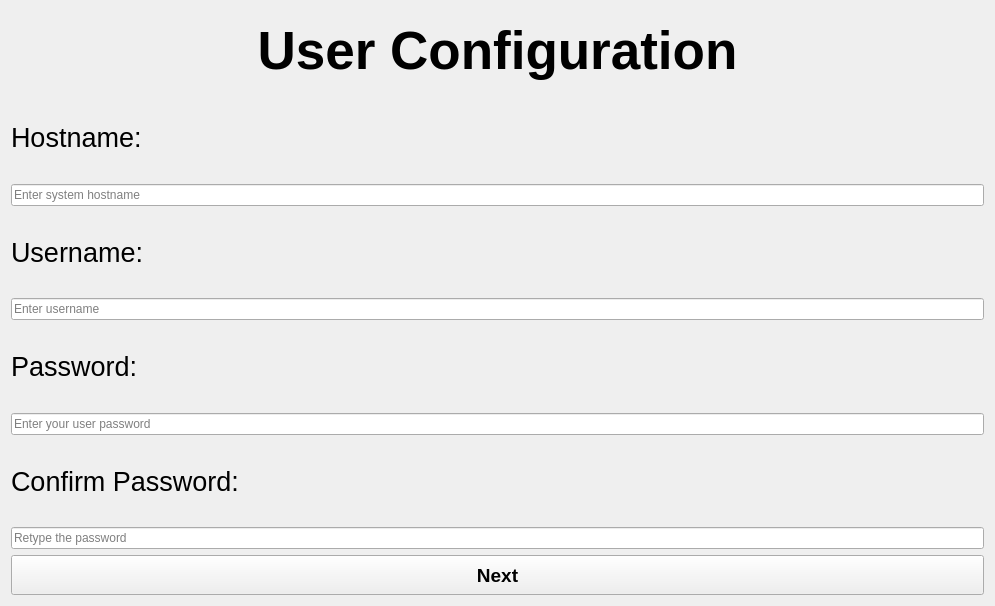
Qt form user.ui (n1cef/kraken_installer) before a commit.
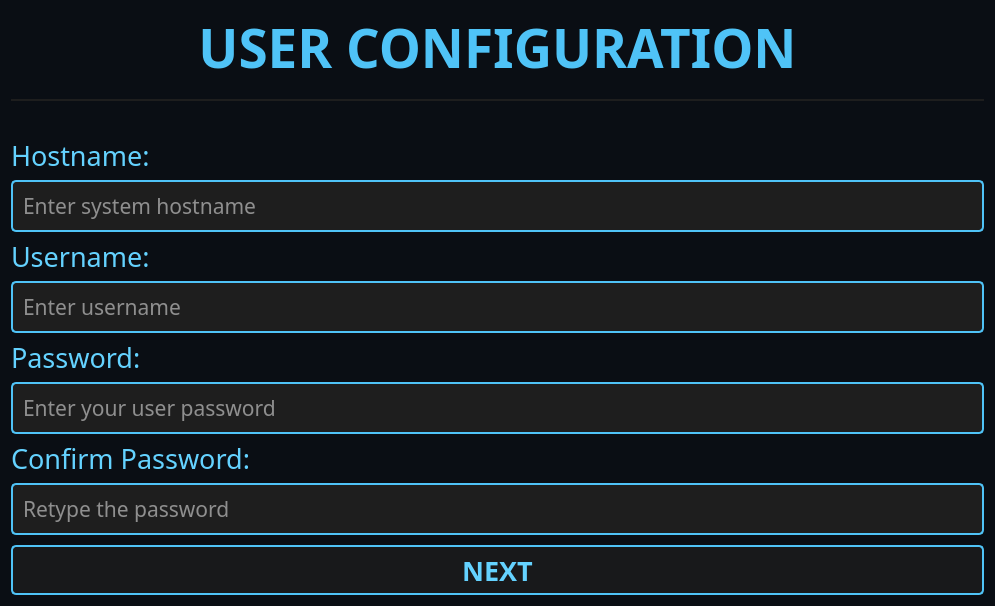
The same form after that commit.

Diff of the .ui file:
```diff
--- a/user.ui
+++ b/user.ui
@@ -11,7 +11,10 @@
    </rect>
   </property>
   <property name="windowTitle">
-   <string>Form</string>
+   <string>User Configuration</string>
+  </property>
+  <property name="styleSheet">
+   <string notr="true">background-color: #0a0e14;</string>
   </property>
   <layout class="QVBoxLayout" name="verticalLayout">
    <item>
@@ -20,13 +23,17 @@
       <font>
        <pointsize>40</pointsize>
        <bold>true</bold>
+       <family>SpaceMono Nerd Font</family>
       </font>
      </property>
      <property name="styleSheet">
-      <string notr="true">color:&quot;blue&quot;</string>
+      <string notr="true">color: #4fc3f7;
+        padding-bottom: 15px;
+        border-bottom: 2px solid #1e1e1e;
+        margin-bottom: 30px;</string>
      </property>
      <property name="text">
-      <string>User Configuration</string>
+      <string>USER CONFIGURATION</string>
      </property>
      <property name="alignment">
       <set>Qt::AlignmentFlag::AlignCenter</set>
@@ -38,8 +45,12 @@
      <property name="font">
       <font>
        <pointsize>20</pointsize>
+       <family>SpaceMono Nerd Font</family>
       </font>
      </property>
+     <property name="styleSheet">
+      <string notr="true">color: #64d2ff;</string>
+     </property>
      <property name="text">
       <string>Hostname:</string>
      </property>
@@ -47,6 +58,25 @@
    </item>
    <item>
     <widget class="QLineEdit" name="hostnameEdit">
+     <property name="font">
+      <font>
+       <pointsize>16</pointsize>
+       <family>SpaceMono Nerd Font</family>
+      </font>
+     </property>
+     <property name="styleSheet">
+      <string notr="true">
+        QLineEdit {
+          background-color: #1e1e1e;
+          color: #ffffff;
+          border: 2px solid #4fc3f7;
+          border-radius: 5px;
+          padding: 8px;
+          selection-background-color: #4fc3f7;
+          selection-color: #000000;
+        }
+      </string>
+     </property>
      <property name="placeholderText">
       <string>Enter system hostname</string>
      </property>
@@ -57,9 +87,12 @@
      <property name="font">
       <font>
        <pointsize>20</pointsize>
-       <bold>false</bold>
+       <family>SpaceMono Nerd Font</family>
       </font>
      </property>
+     <property name="styleSheet">
+      <string notr="true">color: #64d2ff;</string>
+     </property>
      <property name="text">
       <string>Username:</string>
      </property>
@@ -67,6 +100,25 @@
    </item>
    <item>
     <widget class="QLineEdit" name="usernameEdit">
+     <property name="font">
+      <font>
+       <pointsize>16</pointsize>
+       <family>SpaceMono Nerd Font</family>
+      </font>
+     </property>
+     <property name="styleSheet">
+      <string notr="true">
+        QLineEdit {
+          background-color: #1e1e1e;
+          color: #ffffff;
+          border: 2px solid #4fc3f7;
+          border-radius: 5px;
+          padding: 8px;
+          selection-background-color: #4fc3f7;
+          selection-color: #000000;
+        }
+      </string>
+     </property>
      <property name="maxLength">
       <number>32</number>
      </property>
@@ -80,9 +132,12 @@
      <property name="font">
       <font>
        <pointsize>20</pointsize>
-       <bold>false</bold>
+       <family>SpaceMono Nerd Font</family>
       </font>
      </property>
+     <property name="styleSheet">
+      <string notr="true">color: #64d2ff;</string>
+     </property>
      <property name="text">
       <string>Password:</string>
      </property>
@@ -90,11 +145,30 @@
    </item>
    <item>
     <widget class="QLineEdit" name="passwordEdit">
+     <property name="font">
+      <font>
+       <pointsize>16</pointsize>
+       <family>SpaceMono Nerd Font</family>
+      </font>
+     </property>
+     <property name="styleSheet">
+      <string notr="true">
+        QLineEdit {
+          background-color: #1e1e1e;
+          color: #ffffff;
+          border: 2px solid #4fc3f7;
+          border-radius: 5px;
+          padding: 8px;
+          selection-background-color: #4fc3f7;
+          selection-color: #000000;
+        }
+      </string>
+     </property>
      <property name="echoMode">
       <enum>QLineEdit::EchoMode::Password</enum>
      </property>
      <property name="placeholderText">
-      <string>Enter your user password </string>
+      <string>Enter your user password</string>
      </property>
     </widget>
    </item>
@@ -103,8 +177,12 @@
      <property name="font">
       <font>
        <pointsize>20</pointsize>
+       <family>SpaceMono Nerd Font</family>
       </font>
      </property>
+     <property name="styleSheet">
+      <string notr="true">color: #64d2ff;</string>
+     </property>
      <property name="text">
       <string>Confirm Password:</string>
      </property>
@@ -112,6 +190,25 @@
    </item>
    <item>
     <widget class="QLineEdit" name="confirmPassEdit">
+     <property name="font">
+      <font>
+       <pointsize>16</pointsize>
+       <family>SpaceMono Nerd Font</family>
+      </font>
+     </property>
+     <property name="styleSheet">
+      <string notr="true">
+        QLineEdit {
+          background-color: #1e1e1e;
+          color: #ffffff;
+          border: 2px solid #4fc3f7;
+          border-radius: 5px;
+          padding: 8px;
+          selection-background-color: #4fc3f7;
+          selection-color: #000000;
+        }
+      </string>
+     </property>
      <property name="echoMode">
       <enum>QLineEdit::EchoMode::Password</enum>
      </property>
@@ -120,19 +217,54 @@
      </property>
     </widget>
    </item>
+   <item>
+    <spacer name="verticalSpacer">
+     <property name="orientation">
+      <enum>Qt::Vertical</enum>
+     </property>
+     <property name="sizeHint" stdset="0">
+      <size>
+       <width>20</width>
+       <height>40</height>
+      </size>
+     </property>
+    </spacer>
+   </item>
    <item>
     <widget class="QPushButton" name="user_btn">
      <property name="minimumSize">
       <size>
-       <width>120</width>
-       <height>40</height>
+       <width>150</width>
+       <height>50</height>
       </size>
      </property>
+     <property name="font">
+      <font>
+       <pointsize>20</pointsize>
+       <bold>true</bold>
+       <family>SpaceMono Nerd Font</family>
+      </font>
+     </property>
      <property name="styleSheet">
-      <string notr="true">font: bold 14pt;color:&quot;cyan&quot;;</string>
+      <string notr="true">
+        QPushButton {
+          color: #64d2ff;
+          background-color: rgba(30, 30, 30, 0.7);
+          border: 2px solid #4fc3f7;
+          border-radius: 5px;
+          padding: 10px 30px;
+        }
+        QPushButton:hover {
+          background-color: rgba(79, 195, 247, 0.2);
+        }
+        QPushButton:pressed {
+          background-color: rgba(79, 195, 247, 0.4);
+          border-color: #64d2ff;
+        }
+      </string>
      </property>
      <property name="text">
-      <string>Next</string>
+      <string>NEXT</string>
      </property>
     </widget>
    </item>
```
